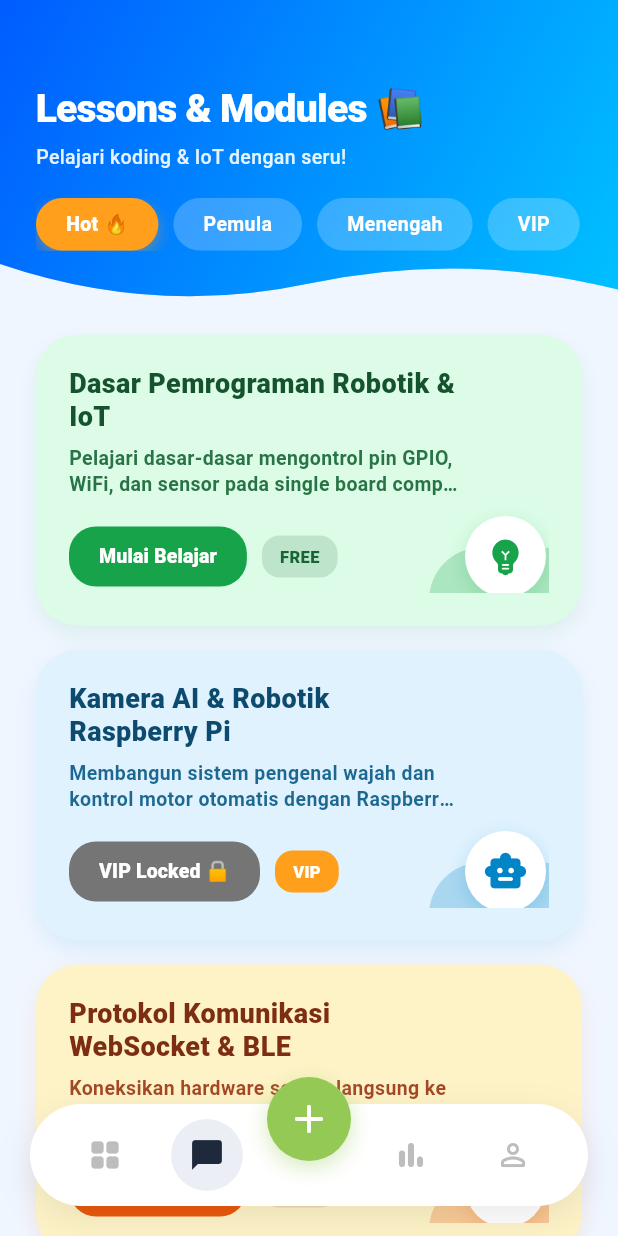
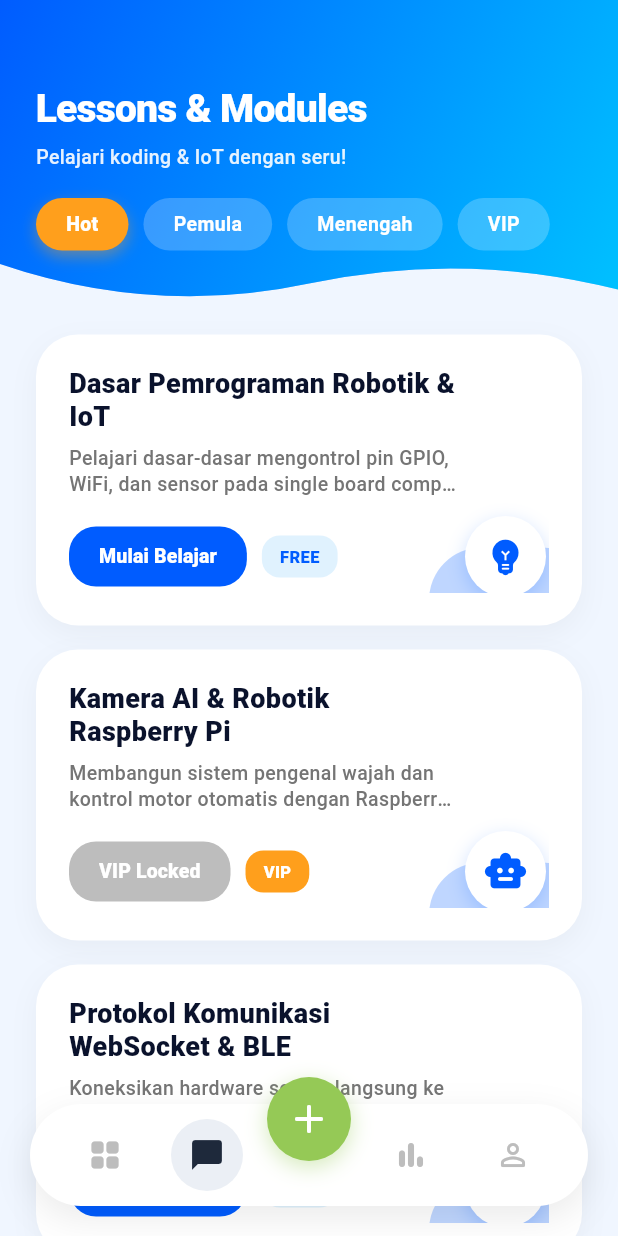
Before and after one commit to achmadsoewrdi/dadaBakar, a Flutter app: the DashboardScreen screen opened directly, swiped to page 2, on a phone screen of 412 x 824 dp. Run offline on Flutter 3.47's test engine with Material 3 defaults, Android fonts, the phone set to English and light mode, and no system bars; accounts and stored records are empty.

Commit message:
style(ui): unify card styling, add hover effects, and remove emojis

```diff
--- a/xploria_app/lib/features/auth/presentation/login/login_screen.dart
+++ b/xploria_app/lib/features/auth/presentation/login/login_screen.dart
@@ -50,7 +50,7 @@ class _LoginFormContentState extends State<LoginFormContent> {
 
           ScaffoldMessenger.of(context).showSnackBar(
             SnackBar(
-              content: Text('Login Berhasil! Selamat Datang, ${authResponse.user.fullName} 🎉'),
+              content: Text('Login Berhasil! Selamat Datang, ${authResponse.user.fullName}'),
               backgroundColor: const Color(0xFF005CFF),
               behavior: SnackBarBehavior.floating,
               shape: RoundedRectangleBorder(
@@ -103,7 +103,7 @@ class _LoginFormContentState extends State<LoginFormContent> {
 
         ScaffoldMessenger.of(context).showSnackBar(
           SnackBar(
-            content: Text('Google Sign-In Berhasil! Selamat Datang, ${authResponse.user.fullName} 🚀'),
+            content: Text('Google Sign-In Berhasil! Selamat Datang, ${authResponse.user.fullName}'),
             backgroundColor: const Color(0xFF005CFF),
             behavior: SnackBarBehavior.floating,
             shape: RoundedRectangleBorder(
--- a/xploria_app/lib/features/auth/presentation/register/register_screen.dart
+++ b/xploria_app/lib/features/auth/presentation/register/register_screen.dart
@@ -53,7 +53,7 @@ class _RegisterFormContentState extends State<RegisterFormContent> {
 
           ScaffoldMessenger.of(context).showSnackBar(
             SnackBar(
-              content: Text('Pendaftaran Berhasil! Selamat Datang, ${authResponse.user.fullName} 🎉'),
+              content: Text('Pendaftaran Berhasil! Selamat Datang, ${authResponse.user.fullName}'),
               backgroundColor: const Color(0xFF005CFF),
               behavior: SnackBarBehavior.floating,
               shape: RoundedRectangleBorder(
@@ -106,7 +106,7 @@ class _RegisterFormContentState extends State<RegisterFormContent> {
 
         ScaffoldMessenger.of(context).showSnackBar(
           SnackBar(
-            content: Text('Google Sign-In Berhasil! Selamat Datang, ${authResponse.user.fullName} 🚀'),
+            content: Text('Google Sign-In Berhasil! Selamat Datang, ${authResponse.user.fullName}'),
             backgroundColor: const Color(0xFF005CFF),
             behavior: SnackBarBehavior.floating,
             shape: RoundedRectangleBorder(
--- a/xploria_app/lib/features/dashboard/presentation/dashboard_screen.dart
+++ b/xploria_app/lib/features/dashboard/presentation/dashboard_screen.dart
@@ -181,7 +181,7 @@ class _DashboardScreenState extends State<DashboardScreen> {
               // Option 1: Raspberry Pi
               _buildModalOption(
                 context,
-                title: 'Raspberry Pi 🍓',
+                title: 'Raspberry Pi',
                 subtitle: 'Komputer mini untuk robotik & AI kamera',
                 icon: Icons.developer_board_rounded,
                 color: const Color(0xFF00C2FF),
@@ -195,7 +195,7 @@ class _DashboardScreenState extends State<DashboardScreen> {
               // Option 3: Orange Pi
               _buildModalOption(
                 context,
-                title: 'Orange Pi 🍊',
+                title: 'Orange Pi',
                 subtitle: 'Single board computer performa tinggi',
                 icon: Icons.hardware_rounded,
                 color: const Color(0xFFFF9F1C),
@@ -230,7 +230,7 @@ class _DashboardScreenState extends State<DashboardScreen> {
       _projects.insert(0, newProject);
     });
 
-    _showFeatureSnackbar('Proyek $name ($deviceType) berhasil dibuat! 🚀');
+    _showFeatureSnackbar('Proyek $name ($deviceType) berhasil dibuat!');
   }
 
   void _showFeatureSnackbar(String message) {
@@ -414,7 +414,7 @@ class _DashboardScreenState extends State<DashboardScreen> {
         children: [
           // Wave Header with Title inside (Matching Reference Image)
           _buildWavyPageHeader(
-            title: 'Hi, $userName 👋',
+            title: 'Hi, $userName',
             subtitle: 'Selamat datang di Dashboard Xploria!',
             gradientColors: const [Color(0xFF005CFF), Color(0xFF00C2FF)],
             topActionWidget: Container(
@@ -812,7 +812,7 @@ class _DashboardScreenState extends State<DashboardScreen> {
 
     return HoverCard(
       margin: const EdgeInsets.only(bottom: 10),
-      onTap: () => _showFeatureSnackbar('Membuka proyek: ${project.name} 💻'),
+      onTap: () => _showFeatureSnackbar('Membuka proyek: ${project.name}'),
       child: Container(
         padding: const EdgeInsets.symmetric(horizontal: 16, vertical: 12),
         decoration: BoxDecoration(
@@ -870,10 +870,10 @@ class _DashboardScreenState extends State<DashboardScreen> {
         children: [
           // Wave Header with Title inside (Matching Reference Image)
           _buildWavyPageHeader(
-            title: 'Lessons & Modules 📚',
+            title: 'Lessons & Modules',
             subtitle: 'Pelajari koding & IoT dengan seru!',
             categoryPillsWidget: _buildHeaderCategoryPills(
-              ['Hot 🔥', 'Pemula', 'Menengah', 'VIP'],
+              ['Hot', 'Pemula', 'Menengah', 'VIP'],
               0,
               (idx) {},
             ),
@@ -896,9 +896,9 @@ class _DashboardScreenState extends State<DashboardScreen> {
                     canAccess: canAccess,
                     onTap: () {
                       if (canAccess) {
-                        _showFeatureSnackbar('Membuka modul: ${module.title} 🚀');
+                        _showFeatureSnackbar('Membuka modul: ${module.title}');
                       } else {
-                        _showFeatureSnackbar('Modul ini khusus pengguna Premium VIP! 🔒');
+                        _showFeatureSnackbar('Modul ini khusus pengguna Premium VIP!');
                       }
                     },
                   );
@@ -918,51 +918,10 @@ class _DashboardScreenState extends State<DashboardScreen> {
     required bool canAccess,
     required VoidCallback onTap,
   }) {
-    // Array of vibrant pastel themes matching reference image
-    final themes = [
-      {
-        'bg': const Color(0xFFDCFCE7), // Soft Green
-        'text': const Color(0xFF14532D),
-        'sub': const Color(0xFF166534),
-        'accent': const Color(0xFF16A34A),
-        'badgeBg': const Color(0xFF166534),
-      },
-      {
-        'bg': const Color(0xFFE0F2FE), // Soft Sky Blue
-        'text': const Color(0xFF0C4A6E),
-        'sub': const Color(0xFF075985),
-        'accent': const Color(0xFF0284C7),
-        'badgeBg': const Color(0xFF075985),
-      },
-      {
-        'bg': const Color(0xFFFEF3C7), // Soft Peach Amber
-        'text': const Color(0xFF7C2D12),
-        'sub': const Color(0xFF9A3412),
-        'accent': const Color(0xFFEA580C),
-        'badgeBg': const Color(0xFF9A3412),
-      },
-      {
-        'bg': const Color(0xFFFCE7F3), // Soft Rose Pink
-        'text': const Color(0xFF831843),
-        'sub': const Color(0xFF9D174D),
-        'accent': const Color(0xFFDB2777),
-        'badgeBg': const Color(0xFF9D174D),
-      },
-      {
-        'bg': const Color(0xFFF3E8FF), // Soft Lavender Purple
-        'text': const Color(0xFF581C87),
-        'sub': const Color(0xFF6B21A8),
-        'accent': const Color(0xFF9333EA),
-        'badgeBg': const Color(0xFF6B21A8),
-      },
-    ];
-
-    final theme = themes[index % themes.length];
-    final bgColor = theme['bg'] as Color;
-    final textColor = theme['text'] as Color;
-    final subColor = theme['sub'] as Color;
-    final accentColor = theme['accent'] as Color;
-    final badgeBg = theme['badgeBg'] as Color;
+    const bgColor = Colors.white;
+    const textColor = Color(0xFF0A122C);
+    final subColor = Colors.grey.shade600;
+    const accentColor = Color(0xFF005CFF);
 
     return HoverCard(
       margin: const EdgeInsets.only(bottom: 16),
@@ -975,8 +934,8 @@ class _DashboardScreenState extends State<DashboardScreen> {
           borderRadius: BorderRadius.circular(28),
           boxShadow: [
             BoxShadow(
-              color: accentColor.withValues(alpha: 0.1),
-              blurRadius: 12,
+              color: Colors.black.withValues(alpha: 0.04),
+              blurRadius: 15,
               offset: const Offset(0, 6),
             ),
           ],
@@ -984,7 +943,7 @@ class _DashboardScreenState extends State<DashboardScreen> {
         child: Stack(
           clipBehavior: Clip.hardEdge,
           children: [
-          // Grassy Mound / Cute Illustration at Bottom Right (Matching Reference)
+            // Grassy Mound / Cute Illustration at Bottom Right
             Positioned(
               right: -10,
               bottom: -15,
@@ -1006,7 +965,7 @@ class _DashboardScreenState extends State<DashboardScreen> {
                           module.title,
                           maxLines: 2,
                           overflow: TextOverflow.ellipsis,
-                        style: TextStyle(
+                          style: const TextStyle(
                             fontSize: 18,
                             fontWeight: FontWeight.w900,
                             color: textColor,
@@ -1028,8 +987,8 @@ class _DashboardScreenState extends State<DashboardScreen> {
                     overflow: TextOverflow.ellipsis,
                     style: TextStyle(
                       fontSize: 13,
-                    color: subColor.withValues(alpha: 0.9),
-                    fontWeight: FontWeight.w600,
+                      color: subColor,
+                      fontWeight: FontWeight.w500,
                       height: 1.3,
                     ),
                   ),
@@ -1042,7 +1001,7 @@ class _DashboardScreenState extends State<DashboardScreen> {
                     ElevatedButton(
                       onPressed: onTap,
                       style: ElevatedButton.styleFrom(
-                      backgroundColor: canAccess ? accentColor : Colors.grey.shade600,
+                        backgroundColor: canAccess ? accentColor : Colors.grey.shade400,
                         foregroundColor: Colors.white,
                         elevation: 0,
                         shape: RoundedRectangleBorder(
@@ -1051,7 +1010,7 @@ class _DashboardScreenState extends State<DashboardScreen> {
                         padding: const EdgeInsets.symmetric(horizontal: 20, vertical: 10),
                       ),
                       child: Text(
-                      canAccess ? 'Mulai Belajar' : 'VIP Locked 🔒',
+                        canAccess ? 'Mulai Belajar' : 'VIP Locked',
                         style: const TextStyle(
                           fontWeight: FontWeight.w900,
                           fontSize: 13,
@@ -1064,7 +1023,7 @@ class _DashboardScreenState extends State<DashboardScreen> {
                       decoration: BoxDecoration(
                         color: module.isPremiumOnly
                             ? const Color(0xFFFF9F1C)
-                          : badgeBg.withValues(alpha: 0.15),
+                            : const Color(0xFFE0F2FE),
                         borderRadius: BorderRadius.circular(12),
                       ),
                       child: Text(
@@ -1072,7 +1031,7 @@ class _DashboardScreenState extends State<DashboardScreen> {
                         style: TextStyle(
                           fontSize: 11,
                           fontWeight: FontWeight.w900,
-                        color: module.isPremiumOnly ? Colors.white : badgeBg,
+                          color: module.isPremiumOnly ? Colors.white : const Color(0xFF005CFF),
                         ),
                       ),
                     ),
@@ -1152,7 +1111,7 @@ class _DashboardScreenState extends State<DashboardScreen> {
         children: [
           // Wave Header with Title inside
           _buildWavyPageHeader(
-            title: 'Device Profiles ⚡',
+            title: 'Device Profiles',
             subtitle: 'Kelola koneksi hardware WebSocket & BLE',
             topActionWidget: IconButton(
               icon: const Icon(Icons.add_link_rounded, color: Colors.white, size: 28),
@@ -1176,7 +1135,7 @@ class _DashboardScreenState extends State<DashboardScreen> {
 
                   return HoverCard(
                     margin: const EdgeInsets.only(bottom: 16),
-                    onTap: () => _showFeatureSnackbar('Profil Perangkat: ${dev.label} ⚡'),
+                    onTap: () => _showFeatureSnackbar('Profil Perangkat: ${dev.label}'),
                     child: Container(
                       padding: const EdgeInsets.all(20),
                       decoration: BoxDecoration(
@@ -1294,7 +1253,7 @@ class _DashboardScreenState extends State<DashboardScreen> {
                   ),
                   const SizedBox(height: 4),
                   Text(
-                    '🔑 Lv 1  •  🏆 ${(user?.role ?? 'user').toUpperCase()} Dev',
+                    'Lv 1  •  ${(user?.role ?? 'user').toUpperCase()} Dev',
                     style: TextStyle(
                       fontSize: 13,
                       color: Colors.white.withValues(alpha: 0.9),
```
Lines whose indentation alone changed are shown as unchanged.
